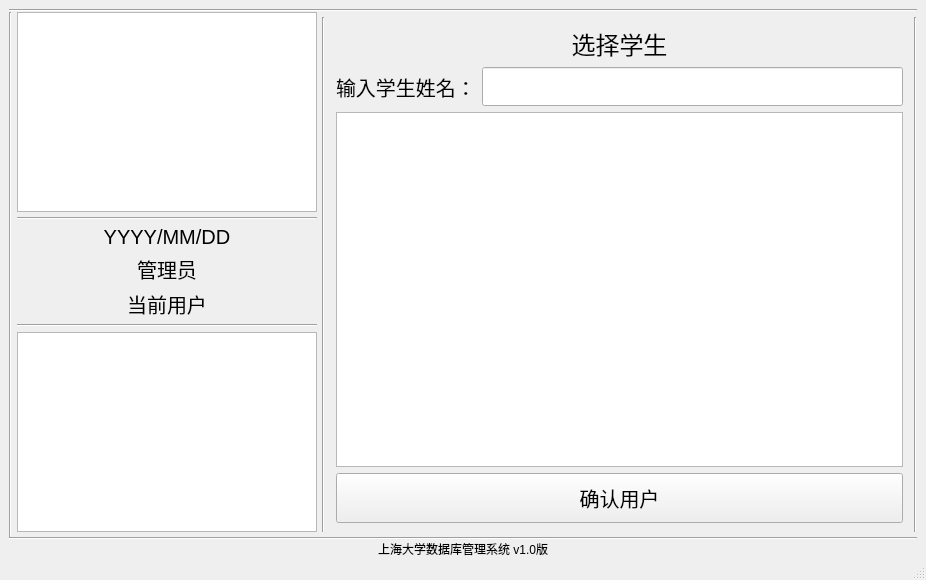
First picture: the form in mainwindow.ui, repository Hycdog/sdbm, before the edit.
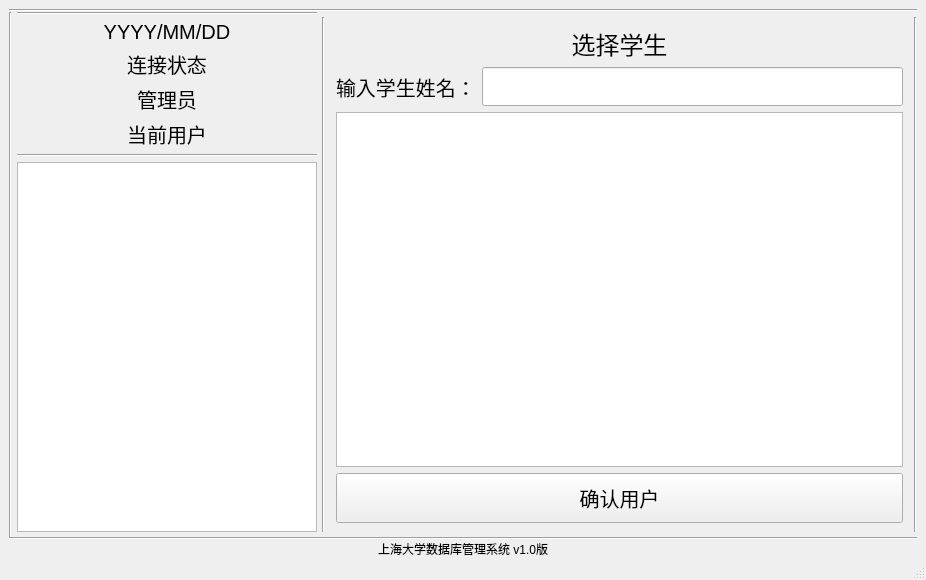
Second picture: the form after the edit. Custom widgets are drawn as their Qt base class.

```diff
--- a/mainwindow.ui
+++ b/mainwindow.ui
@@ -79,28 +79,6 @@
           <property name="bottomMargin">
            <number>5</number>
           </property>
-          <item>
-           <widget class="QGraphicsView" name="graphicsView_logo">
-            <property name="sizePolicy">
-             <sizepolicy hsizetype="Fixed" vsizetype="Fixed">
-              <horstretch>0</horstretch>
-              <verstretch>0</verstretch>
-             </sizepolicy>
-            </property>
-            <property name="minimumSize">
-             <size>
-              <width>200</width>
-              <height>200</height>
-             </size>
-            </property>
-            <property name="maximumSize">
-             <size>
-              <width>300</width>
-              <height>300</height>
-             </size>
-            </property>
-           </widget>
-          </item>
           <item>
            <widget class="Line" name="line_12">
             <property name="sizePolicy">
@@ -160,7 +138,28 @@
            </widget>
           </item>
           <item>
-           <widget class="QLabel" name="label_doctor">
+           <widget class="QLabel" name="label_connection">
+            <property name="maximumSize">
+             <size>
+              <width>300</width>
+              <height>50</height>
+             </size>
+            </property>
+            <property name="font">
+             <font>
+              <pointsize>15</pointsize>
+             </font>
+            </property>
+            <property name="text">
+             <string>连接状态</string>
+            </property>
+            <property name="alignment">
+             <set>Qt::AlignCenter</set>
+            </property>
+           </widget>
+          </item>
+          <item>
+           <widget class="QLabel" name="label_db">
             <property name="sizePolicy">
              <sizepolicy hsizetype="Expanding" vsizetype="Preferred">
               <horstretch>0</horstretch>
```
Left out of the diff: 4 changed lines with no effect on the pictures.
